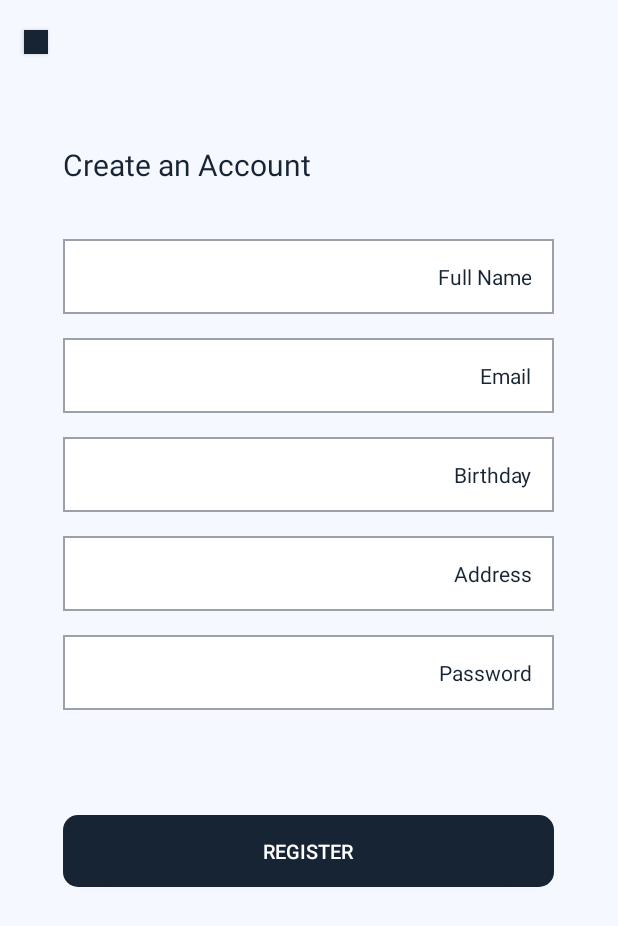
After one commit to PPPosik/ComeHere, an Android app: the RegisterActivity screen opened directly, with no data from a screen before it, on a phone screen of 412 x 824 dp. The commit adds this screen. Shown: the top 926 px of the screen. Run offline under Robolectric (Android 15) with nearby library versions, the phone set to English and light mode, and no system bars.

Commit message:
login & register

```diff
--- a/app/build.gradle
+++ b/app/build.gradle
@@ -37,4 +37,5 @@ dependencies {
     implementation 'com.squareup.retrofit2:converter-gson:2.4.0'
     implementation 'com.squareup.okhttp3:okhttp:3.11.0'
     implementation 'com.github.bumptech.glide:glide:4.7.1'
+    implementation 'org.jetbrains.anko:anko:0.10.5'
 }
--- a/app/src/main/java/com/example/khj_pc/gaonnuri/MainActivity.kt
+++ b/app/src/main/java/com/example/khj_pc/gaonnuri/MainActivity.kt
@@ -96,7 +96,8 @@ class MainActivity : AppCompatActivity(), NavigationView.OnNavigationItemSelecte
                 startActivity(intent)
             }
             R.id.nav_manage -> {
-
+                var intent : Intent = Intent(this, LoginActivity::class.java)
+                startActivity(intent)
             }
             R.id.nav_share -> {
 
--- /dev/null
+++ b/app/src/main/java/com/example/khj_pc/gaonnuri/RegisterActivity.kt
@@ -0,0 +1,63 @@
+package com.example.khj_pc.gaonnuri
+
+import android.content.Intent
+import android.graphics.Color
+import android.os.Bundle
+import android.support.v7.app.AppCompatActivity
+import android.util.TypedValue
+import android.view.Gravity
+import android.view.View
+import android.view.inputmethod.InputMethodManager
+import android.widget.EditText
+import kotlinx.android.synthetic.main.activity_register.*
+import org.jetbrains.anko.toast
+
+class RegisterActivity : AppCompatActivity(){
+
+    private var registerIntent : Intent? = null
+    private lateinit var hint_tmp : String
+    private lateinit var input : InputMethodManager
+
+    private val editTextFocusListener = View.OnFocusChangeListener { view, hasFocus ->
+        val edit = view as EditText
+
+        if(hasFocus){
+            hint_tmp = edit.hint.toString()
+            edit.gravity = Gravity.START or Gravity.CENTER
+            edit.hint = ""
+            edit.textSize = 18.toString().toFloat()
+
+            input = getSystemService(INPUT_METHOD_SERVICE) as InputMethodManager
+            input.showSoftInput(edit, InputMethodManager.SHOW_IMPLICIT)
+            // input.hideSoftInputFromWindow(edit.windowToken, 0)
+        }
+        else{
+            if(edit.text.isEmpty()) {
+                edit.gravity = Gravity.END or Gravity.CENTER
+                edit.textSize = 14.toString().toFloat()
+            }
+            edit.hint = hint_tmp
+        }
+    }
+
+    override fun onCreate(savedInstanceState: Bundle?) {
+        super.onCreate(savedInstanceState)
+        setContentView(R.layout.activity_register)
+
+        register_name.onFocusChangeListener = editTextFocusListener
+        register_email.onFocusChangeListener = editTextFocusListener
+        register_birthday.onFocusChangeListener = editTextFocusListener
+        register_address.onFocusChangeListener = editTextFocusListener
+        register_password.onFocusChangeListener = editTextFocusListener
+
+        register_back.setOnClickListener {
+            onBackPressed()
+        }
+
+        register_ok_button.setOnClickListener {
+            toast("Register OK")
+            registerIntent = Intent(this, LoginActivity::class.java)
+            startActivity(registerIntent)
+        }
+    }
+}
--- /dev/null
+++ b/app/src/main/res/drawable/button_register_ok.xml
@@ -0,0 +1,10 @@
+<?xml version="1.0" encoding="utf-8"?>
+<shape
+    xmlns:android="http://schemas.android.com/apk/res/android"
+    android:shape="rectangle">
+
+    <corners android:radius="10dp" />
+    <!--<stroke android:color="#858c94" android:width="2dp" />-->
+    <solid android:color="@color/colorPrimary" />
+
+</shape>
--- /dev/null
+++ b/app/src/main/res/drawable/edittext_rectangle.xml
@@ -0,0 +1,8 @@
+<?xml version="1.0" encoding="utf-8"?>
+<shape xmlns:android="http://schemas.android.com/apk/res/android"
+    android:shape="rectangle">
+
+    <stroke android:width="1dp" android:color="#9ba1a7" />
+    <solid android:color="#ffffff" />
+
+</shape>
--- a/app/src/main/res/layout/activity_main.xml
+++ b/app/src/main/res/layout/activity_main.xml
@@ -6,7 +6,8 @@
     android:layout_width="match_parent"
     android:layout_height="match_parent"
     android:fitsSystemWindows="true"
-    tools:openDrawer="start">
+    tools:openDrawer="start"
+    android:background="#f5f9ff">
 
     <include
         layout="@layout/app_bar_main"
--- /dev/null
+++ b/app/src/main/res/layout/activity_register.xml
@@ -0,0 +1,135 @@
+<?xml version="1.0" encoding="utf-8"?>
+<LinearLayout xmlns:android="http://schemas.android.com/apk/res/android"
+    android:orientation="vertical"
+    android:layout_width="match_parent"
+    android:layout_height="match_parent"
+    android:background="#f5f9ff"
+    android:focusableInTouchMode="true" >
+
+    <android.support.v7.widget.Toolbar
+        android:layout_width="match_parent"
+        android:layout_height="?attr/actionBarSize"
+        android:background="#f5f9ff" >
+
+        <Button
+            android:id="@+id/register_back"
+            android:layout_width="16dp"
+            android:layout_height="16dp"
+            android:background="@color/colorPrimary" />
+
+    </android.support.v7.widget.Toolbar>
+
+    <TextView
+        android:layout_width="327dp"
+        android:layout_height="wrap_content"
+        android:textSize="20sp"
+        android:textColor="#172434"
+        android:layout_marginTop="40dp"
+        android:layout_gravity="center"
+        android:lineSpacingExtra="10sp"
+        android:text="Create an Account"
+        />
+
+    <EditText
+        android:id="@+id/register_name"
+        android:layout_width="327dp"
+        android:layout_height="50dp"
+        android:paddingStart="15dp"
+        android:paddingEnd="15dp"
+        android:layout_marginTop="36dp"
+        android:singleLine="true"
+        android:hint="Full Name"
+        android:textSize="14sp"
+        android:textColor="#172434"
+        android:textColorHint="#172434"
+        android:lineSpacingExtra="1sp"
+        android:gravity="end|center_vertical"
+        android:textDirection="ltr"
+        android:layout_gravity="center"
+        android:background="@drawable/edittext_rectangle"/>
+
+    <EditText
+        android:id="@+id/register_email"
+        android:layout_width="327dp"
+        android:layout_height="50dp"
+        android:paddingStart="15dp"
+        android:paddingEnd="15dp"
+        android:layout_marginTop="16dp"
+        android:singleLine="true"
+        android:hint="Email"
+        android:textSize="14sp"
+        android:textColor="#172434"
+        android:textColorHint="#172434"
+        android:lineSpacingExtra="1sp"
+        android:gravity="end|center_vertical"
+        android:textDirection="ltr"
+        android:layout_gravity="center"
+        android:background="@drawable/edittext_rectangle"/>
+
+    <EditText
+        android:id="@+id/register_birthday"
+        android:layout_width="327dp"
+        android:layout_height="50dp"
+        android:paddingStart="15dp"
+        android:paddingEnd="15dp"
+        android:layout_marginTop="16dp"
+        android:singleLine="true"
+        android:hint="Birthday"
+        android:textSize="14sp"
+        android:textColor="#172434"
+        android:textColorHint="#172434"
+        android:lineSpacingExtra="1sp"
+        android:gravity="end|center_vertical"
+        android:textDirection="ltr"
+        android:layout_gravity="center"
+        android:background="@drawable/edittext_rectangle"/>
+
+    <EditText
+        android:id="@+id/register_address"
+        android:layout_width="327dp"
+        android:layout_height="50dp"
+        android:paddingStart="15dp"
+        android:paddingEnd="15dp"
+        android:layout_marginTop="16dp"
+        android:singleLine="true"
+        android:hint="Address"
+        android:textSize="14sp"
+        android:textColor="#172434"
+        android:textColorHint="#172434"
+        android:lineSpacingExtra="1sp"
+        android:gravity="end|center_vertical"
+        android:textDirection="ltr"
+        android:layout_gravity="center"
+        android:background="@drawable/edittext_rectangle"/>
+
+    <EditText
+        android:id="@+id/register_password"
+        android:layout_width="327dp"
+        android:layout_height="50dp"
+        android:paddingStart="15dp"
+        android:paddingEnd="15dp"
+        android:layout_marginTop="16dp"
+        android:singleLine="true"
+        android:hint="Password"
+        android:inputType="textPassword"
+        android:textSize="14sp"
+        android:textColor="#172434"
+        android:textColorHint="#172434"
+        android:lineSpacingExtra="1sp"
+        android:gravity="end|center_vertical"
+        android:textDirection="ltr"
+        android:layout_gravity="center"
+        android:background="@drawable/edittext_rectangle"/>
+
+    <Button
+        android:id="@+id/register_ok_button"
+        android:layout_width="327dp"
+        android:layout_height="48dp"
+        android:layout_gravity="center"
+        android:layout_marginTop="70dp"
+        android:textSize="13sp"
+        android:text="REGISTER"
+        android:textColor="#ffffff"
+        android:background="@drawable/button_register_ok" />
+
+</LinearLayout>
```
Also changed, not shown: app/src/main/AndroidManifest.xml (+10 -0 lines), app/src/main/java/com/example/khj_pc/gaonnuri/LoginActivity.kt (added, +30 -0 lines), app/src/main/res/drawable/button_login_round.xml (added, +10 -0 lines), app/src/main/res/drawable/edittext_round.xml (added, +10 -0 lines), app/src/main/res/layout/activity_login.xml (added, +113 -0 lines).
